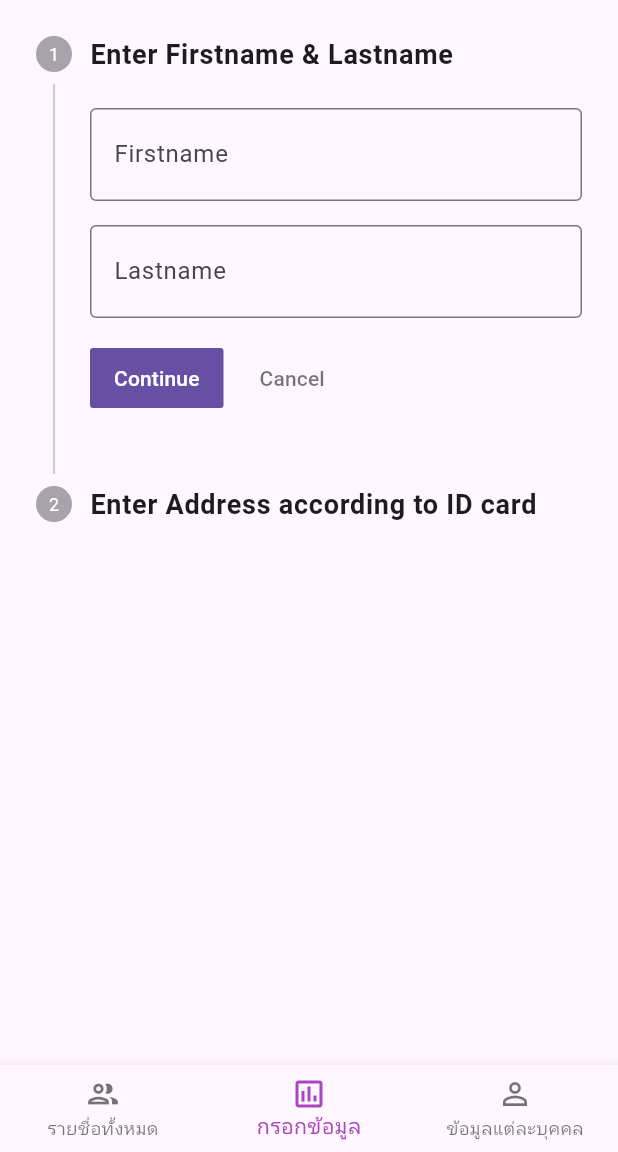
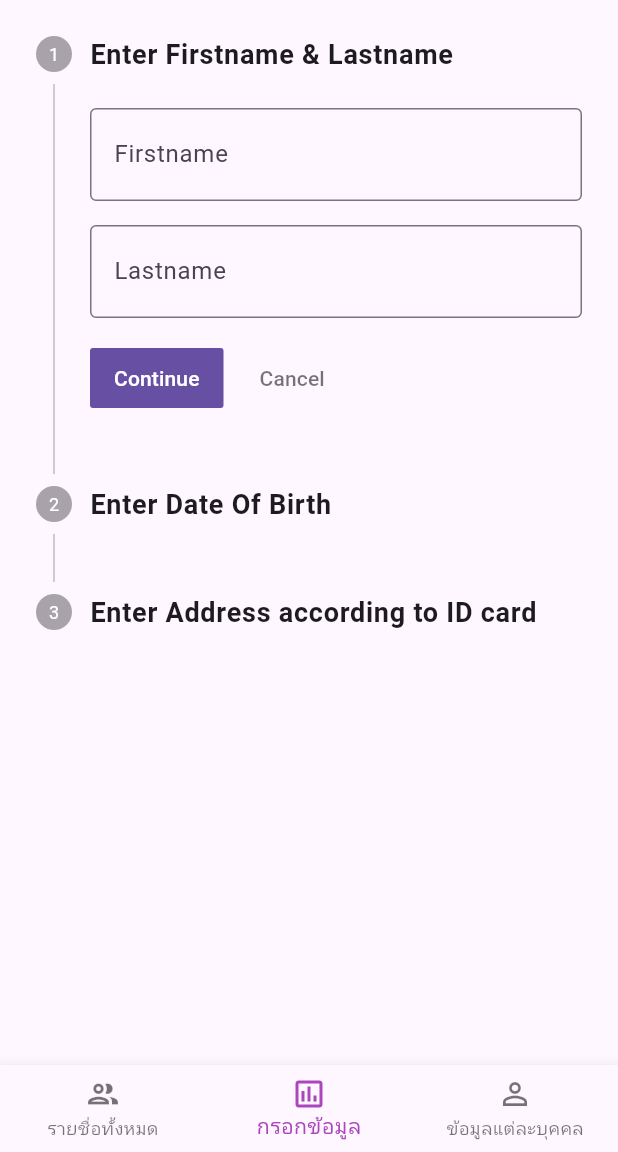
Before and after one commit to stamp465/simple-flutter-app, a Flutter app: the screen it shows after launch, item 2 of the bottom bar chosen, on a phone screen of 412 x 824 dp, the part 84-1236 px from its top. Run offline on Flutter 3.47's test engine with Material 3 defaults, Android fonts, the phone set to English and light mode, and no system bars; our stand-ins replace flutter_riverpod, google_fonts; Roboto replaces fonts that are missing (Kanit).

```diff
--- a/lib/data_models/person.dart
+++ b/lib/data_models/person.dart
@@ -6,6 +6,7 @@ class Person {
     required this.lastname,
     required this.address,
     required this.province,
+    required this.dob,
   });
 
   final int id;
@@ -13,6 +14,7 @@ class Person {
   final String lastname;
   final String address;
   final String province;
+  final String dob;
 
   factory Person.fromJson(Map<String, dynamic> json) {
     return Person(
@@ -21,6 +23,7 @@ class Person {
       lastname: json['lastname'],
       address: json['address'],
       province: json['province'],
+      dob: json['dob'],
     );
   }
 
@@ -31,6 +34,7 @@ class Person {
     data['lastname'] = lastname;
     data['address'] = address;
     data['province'] = province;
+    data['dob'] = dob;
     return data;
   }
 }
--- a/lib/pages/add_person_page.dart
+++ b/lib/pages/add_person_page.dart
@@ -2,6 +2,7 @@ import 'package:flutter/material.dart';
 import 'package:flutter_riverpod/flutter_riverpod.dart';
 import 'package:simple_people_data_list_app/data_models/person.dart';
 import 'package:simple_people_data_list_app/providers/person_information_provider.dart';
+import 'package:simple_people_data_list_app/utils/datetime_utils.dart';
 import 'package:simple_people_data_list_app/widgets/textfield_provider.dart';
 
 class AddPersonPage extends ConsumerStatefulWidget {
@@ -12,7 +13,7 @@ class AddPersonPage extends ConsumerStatefulWidget {
 }
 
 class AddPersonPageState extends ConsumerState<AddPersonPage> {
-  static const _maxStep = 2;
+  static const _maxStep = 3;
 
   final _stepperIndex = StateProvider<int>((ref) {
     return 0;
@@ -26,6 +27,8 @@ class AddPersonPageState extends ConsumerState<AddPersonPage> {
       TextEditingController();
   final TextEditingController _personDataProvinceController =
       TextEditingController();
+  final TextEditingController _personDataDateOfBirthController =
+      TextEditingController();
 
   void onStepCancel(int stepperIndex) {
     switch (stepperIndex) {
@@ -33,6 +36,8 @@ class AddPersonPageState extends ConsumerState<AddPersonPage> {
         _personDataFirstnameController.clear();
         _personDataLastnameController.clear();
       case 1:
+        _personDataDateOfBirthController.clear();
+      case 2:
         _personDataAddressController.clear();
     }
     if (stepperIndex > 0) {
@@ -53,9 +58,20 @@ class AddPersonPageState extends ConsumerState<AddPersonPage> {
               lastname: _personDataLastnameController.text,
               address: _personDataAddressController.text,
               province: _personDataProvinceController.text,
+              dob: _personDataDateOfBirthController.text,
             ),
           );
     }
+  }
+
+  Widget buildStepperTitle(String title) {
+    return Text(
+      title,
+      style: const TextStyle(
+        fontSize: 18,
+        fontWeight: FontWeight.bold,
+      ),
+    );
   }
 
   @override
@@ -79,13 +95,7 @@ class AddPersonPageState extends ConsumerState<AddPersonPage> {
             },
             steps: [
               Step(
-                title: const Text(
-                  'Enter Firstname & Lastname',
-                  style: TextStyle(
-                    fontSize: 18,
-                    fontWeight: FontWeight.bold,
-                  ),
-                ),
+                title: buildStepperTitle('Enter Firstname & Lastname'),
                 content: Container(
                   alignment: Alignment.centerLeft,
                   child: Column(
@@ -104,13 +114,35 @@ class AddPersonPageState extends ConsumerState<AddPersonPage> {
                 ),
               ),
               Step(
-                title: const Text(
-                  'Enter Address according to ID card',
-                  style: TextStyle(
-                    fontSize: 18,
-                    fontWeight: FontWeight.bold,
+                title: buildStepperTitle('Enter Date Of Birth'),
+                content: Container(
+                  alignment: Alignment.centerLeft,
+                  child: Column(
+                    children: [
+                      TextFieldProvider(
+                        hintText: 'Date Of Birth',
+                        textController: _personDataDateOfBirthController,
+                        onTap: () async {
+                          final pickDOB = await showDatePicker(
+                            context: context,
+                            firstDate: DateTime(1900),
+                            lastDate: DateTime.now(),
+                          );
+                          if (!mounted) {
+                            return;
+                          }
+                          if (pickDOB != null) {
+                            _personDataDateOfBirthController.text =
+                                DateTimeUtils.dobDateToString(pickDOB);
+                          }
+                        },
+                      ),
+                    ],
                   ),
                 ),
+              ),
+              Step(
+                title: buildStepperTitle('Enter Address according to ID card'),
                 content: Container(
                   alignment: Alignment.centerLeft,
                   child: Column(
--- /dev/null
+++ b/lib/utils/datetime_utils.dart
@@ -0,0 +1,11 @@
+import 'package:intl/intl.dart';
+
+class DateTimeUtils {
+  static DateFormat get dobDateFormat => DateFormat("yyyy-MM-dd");
+
+  static String dobDateToString(DateTime date) =>
+      DateTimeUtils.dobDateFormat.format(date);
+
+  static DateTime dobStringToDate(String date) =>
+      DateTimeUtils.dobDateFormat.parse(date);
+}
--- a/lib/widgets/person_card.dart
+++ b/lib/widgets/person_card.dart
@@ -21,7 +21,9 @@ class PersonCard extends ConsumerWidget {
           Column(
             children: [
               Text('ชื่อ-สกุล: ${person.firstname} ${person.lastname}'),
+              Text('วันเกิด: ${person.dob}'),
               Text('ทีอยู่: ${person.address}'),
+              Text('จังหวัด: ${person.province}'),
             ],
           ),
           IconButton(
--- a/lib/widgets/textfield_provider.dart
+++ b/lib/widgets/textfield_provider.dart
@@ -5,11 +5,13 @@ class TextFieldProvider extends ConsumerWidget {
   const TextFieldProvider({
     required this.textController,
     required this.hintText,
+    this.onTap,
     super.key,
   });
 
   final TextEditingController textController;
   final String hintText;
+  final Future<void> Function()? onTap;
 
   @override
   Widget build(BuildContext context, WidgetRef ref) {
@@ -20,6 +22,8 @@ class TextFieldProvider extends ConsumerWidget {
         labelText: hintText,
       ),
       style: const TextStyle(fontSize: 20),
+      onTap: onTap,
+      readOnly: onTap != null,
     );
   }
 }
--- a/pubspec.yaml
+++ b/pubspec.yaml
@@ -39,6 +39,7 @@ dependencies:
   riverpod_annotation: ^2.3.5
   shared_preferences: ^2.2.2
   google_fonts: ^6.2.1
+  intl: ^0.19.0
 
 dev_dependencies:
   flutter_test:
```
Also changed, not shown: pubspec.lock.
